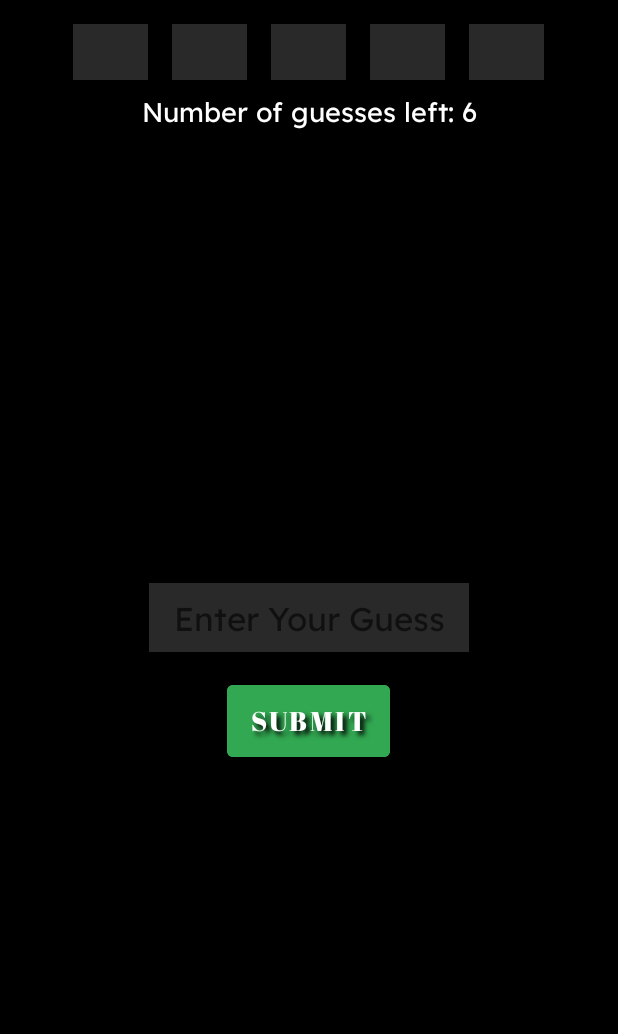
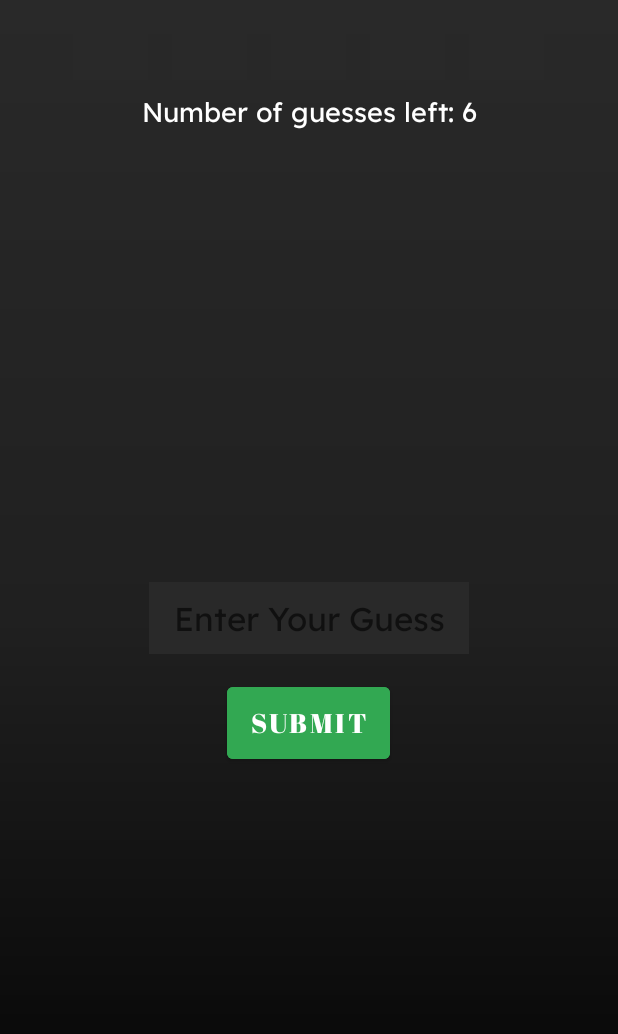
Before and after one commit to Swayam-Khare/Android, an Android app: the screen it shows after launch (GameActivity), after a tap on "PLAY", on a phone screen of 412 x 824 dp. Shown: the top 1034 px of the screen. Run offline under Robolectric (Android 15) with nearby library versions, the phone set to English and light mode, and no system bars.

Commit message:
Added Help Section

```diff
--- a/app/src/main/java/com/swayam/wordgame/MainActivity.java
+++ b/app/src/main/java/com/swayam/wordgame/MainActivity.java
@@ -20,10 +20,11 @@ public class MainActivity extends AppCompatActivity {
             startActivity(intent);
         });
 
-        Button exitButton = findViewById(R.id.exit_button);
-        exitButton.setOnClickListener(v -> {
-            exitButton.setElevation(0f);
-            finish();
+        Button helpButton = findViewById(R.id.help_button);
+        helpButton.setOnClickListener(v -> {
+            helpButton.setElevation(0f);
+            Intent intent = new Intent(getApplicationContext(), HelpActivity.class);
+            startActivity(intent);
         });
     }
 }
--- a/app/src/main/res/drawable/background.xml
+++ b/app/src/main/res/drawable/background.xml
@@ -3,5 +3,6 @@
     <gradient
         android:startColor="@color/statusBarColor"
         android:endColor="@android:color/black"
+        android:centerColor="#202020"
         android:angle="270" />
 </shape>
--- /dev/null
+++ b/app/src/main/res/drawable/background_help.xml
@@ -0,0 +1,5 @@
+<?xml version="1.0" encoding="utf-8"?>
+<shape xmlns:android="http://schemas.android.com/apk/res/android">
+    <corners android:radius="40dp"/>
+    <solid android:color="@android:color/white" />
+</shape>
--- a/app/src/main/res/layout/activity_game.xml
+++ b/app/src/main/res/layout/activity_game.xml
@@ -3,7 +3,7 @@
     xmlns:tools="http://schemas.android.com/tools"
     android:layout_width="match_parent"
     android:layout_height="match_parent"
-    android:background="@android:color/black"
+    android:background="@drawable/background"
     tools:context=".GameActivity">
 
     <LinearLayout
@@ -50,7 +50,7 @@
     <EditText
         android:id="@+id/input_field"
         android:layout_width="wrap_content"
-        android:layout_height="wrap_content"
+        android:layout_height="48dp"
         android:layout_centerInParent="true"
         android:autofillHints="Enter Your Guess"
         android:background="@color/statusBarColor"
@@ -72,7 +72,6 @@
         android:layout_below="@id/input_field"
         android:layout_centerInParent="true"
         android:layout_marginTop="16dp"
-        android:backgroundTint="@color/correct"
         android:text="@string/submit"
         android:textSize="18sp" />
 
--- a/app/src/main/res/layout/activity_main.xml
+++ b/app/src/main/res/layout/activity_main.xml
@@ -4,7 +4,7 @@
     xmlns:tools="http://schemas.android.com/tools"
     android:layout_width="match_parent"
     android:layout_height="match_parent"
-    android:background="@drawable/app_wall"
+    android:background="@drawable/background"
     android:padding="8dp"
     tools:context=".MainActivity">
 
@@ -55,12 +55,12 @@
         app:layout_constraintTop_toTopOf="parent" />
 
     <Button
-        android:id="@+id/exit_button"
+        android:id="@+id/help_button"
         style="@style/button"
         android:layout_below="@id/play_button"
         android:layout_centerInParent="true"
         android:layout_marginTop="8dp"
-        android:text="@string/exit"
+        android:text="@string/help"
         app:layout_constraintEnd_toEndOf="parent"
         app:layout_constraintStart_toStartOf="parent"
         app:layout_constraintTop_toBottomOf="@+id/play_button" />
--- a/app/src/main/res/values-night/themes.xml
+++ b/app/src/main/res/values-night/themes.xml
@@ -36,6 +36,7 @@
         <item name="android:layout_width">125dp</item>
         <item name="android:layout_height">60dp</item>
         <item name="android:elevation">8dp</item>
+        <item name="android:backgroundTint">@color/correct</item>
         <item name="android:fontFamily">@font/abril_fatface</item>
 <!--        <item name="android:shadowColor">@android:color/black</item>-->
 <!--        <item name="android:shadowDy">4</item>-->
--- a/app/src/main/res/values/themes.xml
+++ b/app/src/main/res/values/themes.xml
@@ -10,7 +10,7 @@
         <item name="colorSecondaryVariant">#d7e3f8</item>
         <item name="colorOnSecondary">#ffffff</item>
         <!-- Status bar color. -->
-        <item name="android:statusBarColor">#00325a</item>
+        <item name="android:statusBarColor">@color/statusBarColor</item>
         <item name="android:fontFamily">@font/lexend</item>
         <!-- Customize your theme here. -->
     </style>
@@ -36,11 +36,12 @@
         <item name="android:layout_width">125dp</item>
         <item name="android:layout_height">60dp</item>
         <item name="android:elevation">8dp</item>
+        <item name="android:backgroundTint">@color/correct</item>
         <item name="android:fontFamily">@font/abril_fatface</item>
-        <item name="android:shadowColor">@android:color/black</item>
-        <item name="android:shadowDy">4</item>
-        <item name="android:shadowDx">4</item>
-        <item name="android:shadowRadius">4</item>
+        <!--        <item name="android:shadowColor">@android:color/black</item>-->
+        <!--        <item name="android:shadowDy">4</item>-->
+        <!--        <item name="android:shadowDx">4</item>-->
+        <!--        <item name="android:shadowRadius">4</item>-->
         <item name="android:textSize">22sp</item>
     </style>
 </resources>
```
Also changed, not shown: app/src/main/AndroidManifest.xml (+6 -1 lines), app/src/main/java/com/swayam/wordgame/HelpActivity.java (added, +14 -0 lines), app/src/main/res/layout-v26/activity_help.xml (added, +40 -0 lines), app/src/main/res/layout/activity_help.xml (added, +33 -0 lines), app/src/main/res/values/strings.xml (+4 -40 lines).
